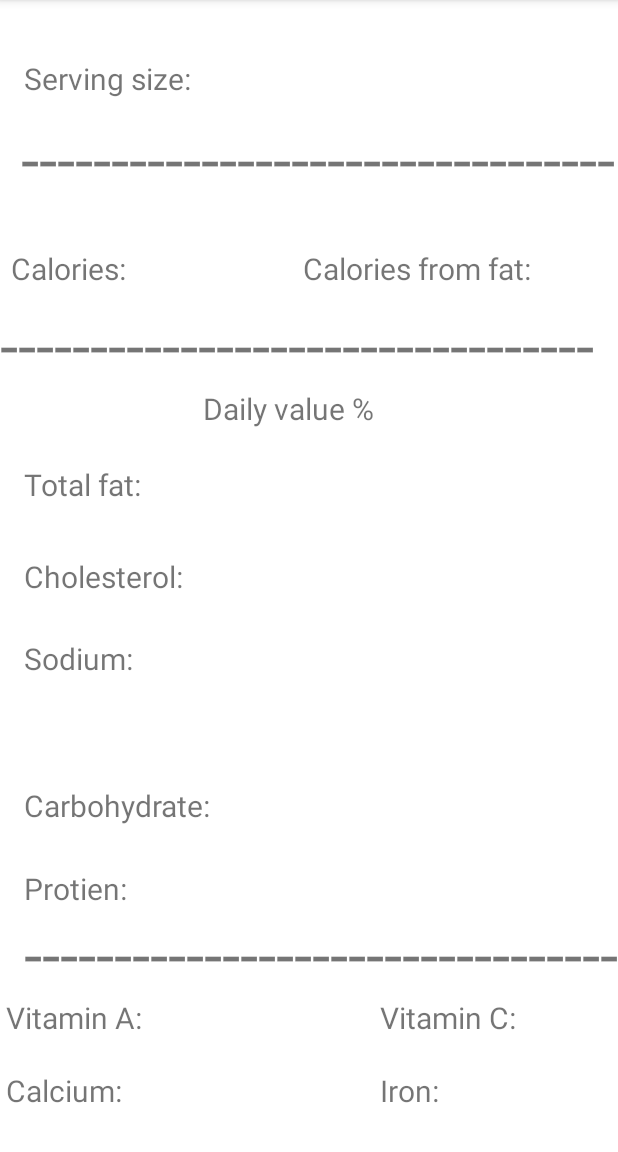
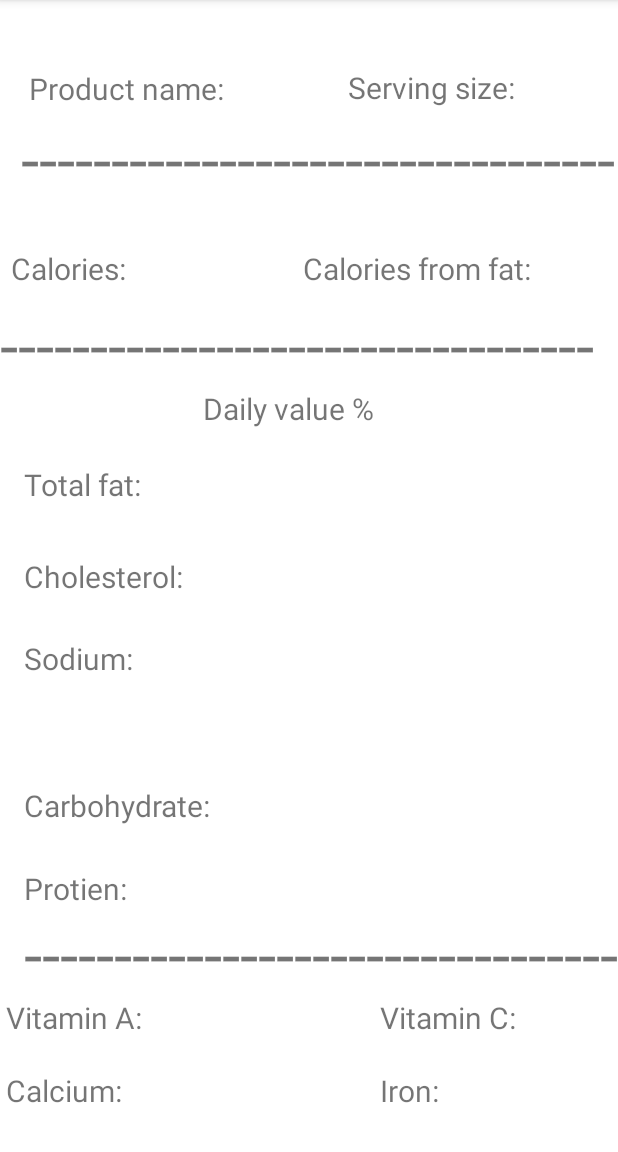
Before and after one commit to lotskiee/LoayTaskManager2, an Android app: the Details screen opened directly, with no data from a screen before it, on a phone screen of 412 x 824 dp, the part 84-1236 px from its top. Run offline under Robolectric (Android 15) with nearby library versions, the light colour scheme and no system bars.

Commit message:
jhon cena

```diff
--- a/app/src/main/java/loay/sholy/loaytaskmanager2/Details.java
+++ b/app/src/main/java/loay/sholy/loaytaskmanager2/Details.java
@@ -3,12 +3,31 @@ package loay.sholy.loaytaskmanager2;
 import androidx.appcompat.app.AppCompatActivity;
 
 import android.os.Bundle;
+import android.widget.TextView;
 
 public class Details extends AppCompatActivity {
+    private TextView etVc,etVa,eTline3,etcarbo,etsodium,etchols,etFat,etValue,eTline2,etFatcalo,eTcalo,eTserving,etLine,etProtien,etCalcium,etIron,etName;
 
     @Override
     protected void onCreate(Bundle savedInstanceState) {
         super.onCreate(savedInstanceState);
         setContentView(R.layout.activity_details);
+        etVc=findViewById(R.id.etVc);
+        etVa=findViewById(R.id.etVa);
+        eTline3=findViewById(R.id.eTline3);
+        etcarbo=findViewById(R.id.etcarbo);
+        etsodium=findViewById(R.id.etsodium);
+        etchols=findViewById(R.id.etchols);
+        etFat=findViewById(R.id.etFat);
+        etValue=findViewById(R.id.etValue);
+        eTline2=findViewById(R.id.eTline2);
+        etFatcalo=findViewById(R.id.etFatcalo);
+        eTcalo=findViewById(R.id.eTcalo);
+        eTserving=findViewById(R.id.eTserving);
+        etLine=findViewById(R.id.etLine);
+        etProtien=findViewById(R.id.etProtien);
+        etCalcium=findViewById(R.id.etCalcium);
+        etIron=findViewById(R.id.etIron);
+        etName=findViewById(R.id.etName);
     }
 }
--- a/app/src/main/res/layout/activity_details.xml
+++ b/app/src/main/res/layout/activity_details.xml
@@ -129,8 +129,8 @@
         android:id="@+id/eTserving"
         android:layout_width="wrap_content"
         android:layout_height="wrap_content"
-        android:layout_marginStart="16dp"
-        android:layout_marginBottom="10dp"
+        android:layout_marginStart="232dp"
+        android:layout_marginBottom="4dp"
         android:text="Serving size:"
         android:textSize="20sp"
         app:layout_constraintBottom_toTopOf="@+id/etLine"
@@ -183,4 +183,15 @@
         app:layout_constraintEnd_toEndOf="@+id/etLine"
         app:layout_constraintStart_toStartOf="@+id/etValue" />
 
+    <TextView
+        android:id="@+id/etName"
+        android:layout_width="wrap_content"
+        android:layout_height="wrap_content"
+        android:layout_marginStart="5dp"
+        android:layout_marginBottom="3dp"
+        android:text="Product name:"
+        android:textSize="20sp"
+        app:layout_constraintBottom_toTopOf="@+id/etLine"
+        app:layout_constraintStart_toStartOf="@+id/etLine" />
+
 </androidx.constraintlayout.widget.ConstraintLayout>
```
